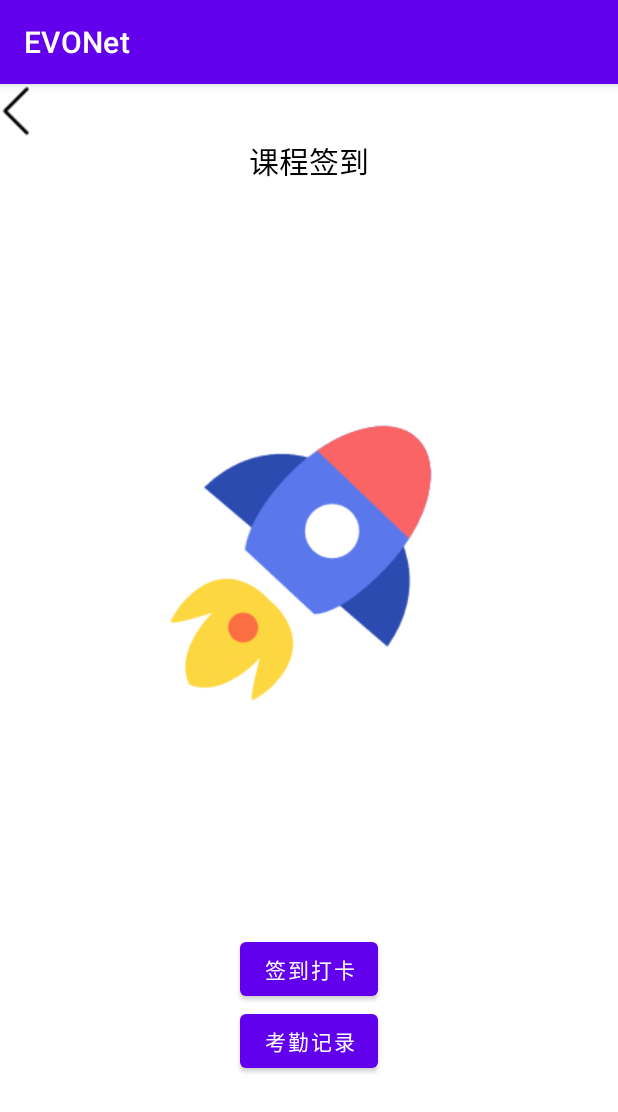
After one commit to freezing00/EVONet, an Android app: the AddLesson screen opened directly, with no data from a screen before it, on a phone screen of 412 x 824 dp. The commit adds this screen. Shown: the top 1112 px of the screen. Run offline under Robolectric (Android 15) with nearby library versions, the phone set to English and light mode, and no system bars.

Commit message:
修改主界面布局，添加签到界面

```diff
--- a/app/build.gradle
+++ b/app/build.gradle
@@ -3,13 +3,13 @@ plugins {
 }
 
 android {
-    compileSdkVersion 31
-    buildToolsVersion "31.0.0"
+    compileSdkVersion 30
+    buildToolsVersion "30.0.3"
 
     defaultConfig {
         applicationId "com.example.evonet"
         minSdkVersion 29
-        targetSdkVersion 31
+        targetSdkVersion 30
         versionCode 1
         versionName "1.0"
 
--- /dev/null
+++ b/app/src/main/java/com/example/evonet/activities/AddLesson.java
@@ -0,0 +1,20 @@
+package com.example.evonet.activities;
+
+import androidx.appcompat.app.AppCompatActivity;
+
+import android.content.Intent;
+import android.os.Bundle;
+import android.view.View;
+import android.widget.Button;
+
+import com.example.evonet.R;
+
+public class AddLesson extends AppCompatActivity {
+
+    @Override
+    protected void onCreate(Bundle savedInstanceState) {
+        super.onCreate(savedInstanceState);
+        setContentView(R.layout.activity_add_lesson);
+
+    }
+}
--- /dev/null
+++ b/app/src/main/res/layout/activity_add_lesson.xml
@@ -0,0 +1,47 @@
+<?xml version="1.0" encoding="utf-8"?>
+<LinearLayout xmlns:android="http://schemas.android.com/apk/res/android"
+    xmlns:app="http://schemas.android.com/apk/res-auto"
+    xmlns:tools="http://schemas.android.com/tools"
+    android:layout_width="match_parent"
+    android:layout_height="match_parent"
+    tools:context=".activities.AddLesson"
+    android:id="@+id/qiandao"
+    android:orientation="vertical"
+    >
+    <ImageView
+        android:layout_width="wrap_content"
+        android:layout_height="wrap_content"
+        android:id="@+id/fanhui"
+        android:src="@drawable/fanhui"
+        />
+    <TextView
+        android:layout_width="wrap_content"
+        android:layout_height="wrap_content"
+        android:text="课程签到"
+        android:layout_gravity="center"
+        android:textColor="@color/black"
+        android:textSize="20dp"
+        android:id="@+id/lesson_xml_head"
+        />
+    <ImageView
+        android:layout_width="wrap_content"
+        android:layout_height="wrap_content"
+        android:src="@drawable/huojian"
+        />
+    <Button
+        android:layout_width="wrap_content"
+        android:layout_height="wrap_content"
+        android:layout_gravity="center"
+        android:text="签到打卡"
+        android:id="@+id/button_qiandao"
+        />
+    <Button
+        android:layout_width="wrap_content"
+        android:layout_height="wrap_content"
+        android:id="@+id/button_kaoqin"
+        android:layout_gravity="center"
+        android:text="考勤记录"
+        />
+
+
+</LinearLayout>
```
Also changed, not shown: app/src/main/AndroidManifest.xml (+15 -22 lines), app/src/main/java/com/example/evonet/activities/MainActivity.java (+59 -3 lines), app/src/main/res/layout/activity_main.xml (+16 -9 lines), app/src/main/res/drawable-v24/fanhui.png (added), app/src/main/res/drawable-v24/huojian.png (added).
